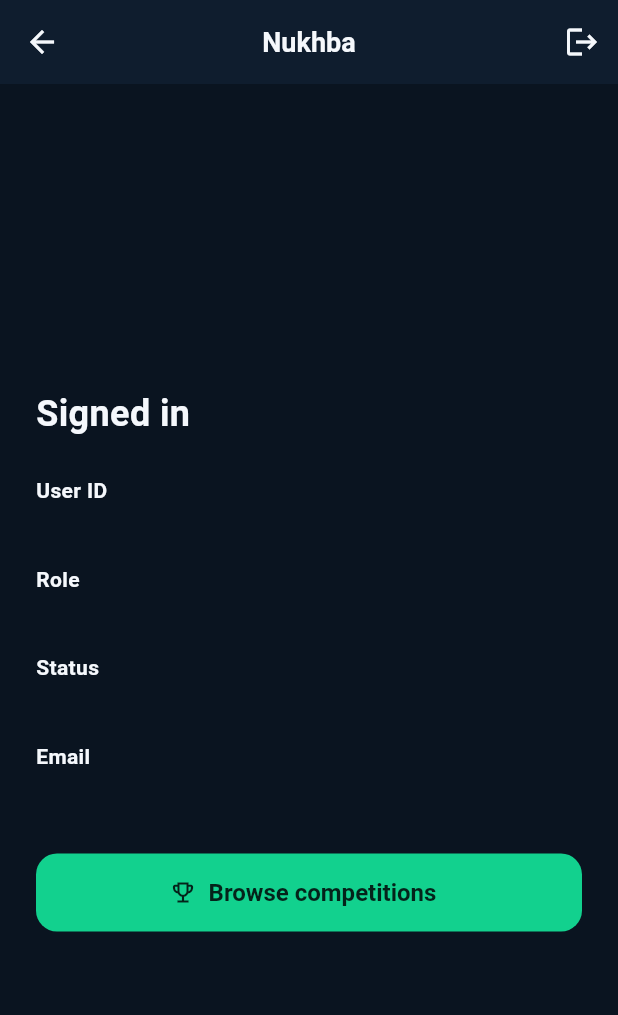
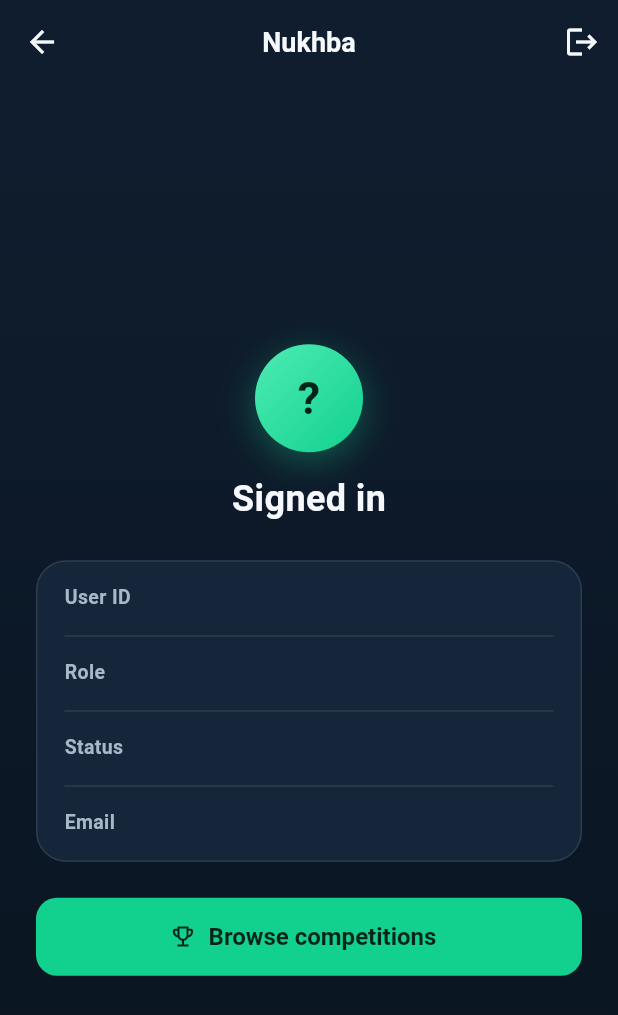
Before and after one commit to adbrhmanalmaghrbi-sudo/nukhba, a Flutter app: the AccountScreen screen opened directly with empty values, on a phone screen of 412 x 824 dp. Shown: the top 1015 px of the screen. Run offline on Flutter 3.47's test engine with Material 3 defaults, Android fonts, the phone set to English and light mode, and no system bars; our stand-ins replace flutter_riverpod, flutter_secure_storage, riverpod_annotation; missing offline and left inert: dart_jsonwebtoken, pointycastle, postgres; accounts and stored records are empty; generated files the repository leaves out were written again.

Commit message:
feat(theme): restyle account screen with Midnight Pitch

```diff
--- a/apps/mobile/lib/features/auth/account_screen.dart
+++ b/apps/mobile/lib/features/auth/account_screen.dart
@@ -1,16 +1,15 @@
 /// The authenticated landing screen for the Auth slice.
 ///
 /// Scope note (Flutter App phase, §4 Core-scope decision #1): this home renders
-/// the canonical principal from `GET /me` (the [SessionAuthenticated.user] the
+/// the canonical principal from GET /me (the [SessionAuthenticated.user] the
 /// controller is already holding) plus a sign-out control, and — now that the
 /// Competition browse slice exists — a single entry point into it
 /// ([CompetitionListScreen]). It still builds NO Prediction / Leaderboard
-/// surface (those are the next in-scope screens) and NO out-of-scope feature
-/// stubs (Ledger / Groups / Social / Notifications / Admin).
+/// surface here and NO out-of-scope feature stubs.
 ///
 /// It reads the verified user straight off the session state (no extra network
-/// call) and delegates sign-out to [SessionController.signOut], after which the
-/// router returns the user to the sign-in screen.
+/// call) and delegates sign-out to [SessionController.signOut]. Presentation
+/// uses the "Midnight Pitch" design system; every test key is unchanged.
 library;
 
 import 'dart:async';
@@ -19,15 +18,13 @@ import 'package:contracts/contracts.dart';
 import 'package:flutter/material.dart';
 import 'package:flutter_riverpod/flutter_riverpod.dart';
 
+import '../../core/theme/app_colors.dart';
 import '../competition/competition_list_screen.dart';
 import 'session_controller.dart';
 
-/// Shows the signed-in user's identity and a sign-out action.
 class AccountScreen extends ConsumerWidget {
-  /// Creates the account/home screen for [user].
   const AccountScreen({required this.user, super.key});
 
-  /// The canonical principal returned by `GET /me`.
   final AuthenticatedUserDto user;
 
   @override
@@ -35,7 +32,7 @@ class AccountScreen extends ConsumerWidget {
     return Scaffold(
       appBar: AppBar(
         title: const Text('Nukhba'),
-        actions: <Widget>[
+        actions: [
           IconButton(
             key: const Key('account.signOut'),
             tooltip: 'Sign out',
@@ -46,7 +43,11 @@ class AccountScreen extends ConsumerWidget {
           ),
         ],
       ),
-      body: Center(
+      body: DecoratedBox(
+        decoration: const BoxDecoration(
+          gradient: AppColors.backgroundGradient,
+        ),
+        child: Center(
           child: ConstrainedBox(
             constraints: const BoxConstraints(maxWidth: 480),
             child: SingleChildScrollView(
@@ -54,41 +55,25 @@ class AccountScreen extends ConsumerWidget {
               child: Column(
                 mainAxisSize: MainAxisSize.min,
                 crossAxisAlignment: CrossAxisAlignment.stretch,
-              children: <Widget>[
-                const Text(
-                  'Signed in',
-                  key: Key('account.title'),
-                  style: TextStyle(fontSize: 24, fontWeight: FontWeight.bold),
-                ),
-                const SizedBox(height: 16),
-                _Field(
-                  label: 'User ID',
-                  value: user.userId,
-                  valueKey: const Key('account.userId'),
-                ),
-                _Field(
-                  label: 'Role',
-                  value: user.role,
-                  valueKey: const Key('account.role'),
-                ),
-                _Field(
-                  label: 'Status',
-                  value: user.status,
-                  valueKey: const Key('account.status'),
-                ),
-                if (user.email != null)
-                  _Field(
-                    label: 'Email',
-                    value: user.email!,
-                    valueKey: const Key('account.email'),
-                  ),
+                children: [
+                  _IdentityHeader(user: user),
+                  const SizedBox(height: 24),
+                  _IdentityCard(user: user),
                   const SizedBox(height: 24),
                   FilledButton.icon(
                     key: const Key('account.browseCompetitions'),
+                    style: FilledButton.styleFrom(
+                      backgroundColor: AppColors.primary,
+                      foregroundColor: AppColors.onPrimary,
+                      minimumSize: const Size.fromHeight(52),
+                      shape: RoundedRectangleBorder(
+                        borderRadius: BorderRadius.circular(14),
+                      ),
+                    ),
                     icon: const Icon(Icons.emoji_events_outlined),
                     label: const Text('Browse competitions'),
                     onPressed: () => Navigator.of(context).push(
-                    MaterialPageRoute<void>(
+                      MaterialPageRoute(
                         builder: (_) => const CompetitionListScreen(),
                       ),
                     ),
@@ -98,11 +83,109 @@ class AccountScreen extends ConsumerWidget {
             ),
           ),
         ),
+      ),
     );
   }
 }
 
-/// A labelled read-only identity field.
+class _IdentityHeader extends StatelessWidget {
+  const _IdentityHeader({required this.user});
+
+  final AuthenticatedUserDto user;
+
+  @override
+  Widget build(BuildContext context) {
+    final String initial = user.userId.isNotEmpty
+        ? user.userId.substring(0, 1).toUpperCase()
+        : '?';
+    return Column(
+      children: [
+        Container(
+          width: 72,
+          height: 72,
+          alignment: Alignment.center,
+          decoration: BoxDecoration(
+            gradient: AppColors.primaryGradient,
+            shape: BoxShape.circle,
+            boxShadow: [
+              BoxShadow(
+                color: AppColors.primary.withValues(alpha: 0.35),
+                blurRadius: 20,
+                offset: const Offset(0, 6),
+              ),
+            ],
+          ),
+          child: Text(
+            initial,
+            style: const TextStyle(
+              color: AppColors.onPrimary,
+              fontSize: 30,
+              fontWeight: FontWeight.bold,
+            ),
+          ),
+        ),
+        const SizedBox(height: 14),
+        const Text(
+          'Signed in',
+          key: Key('account.title'),
+          style: TextStyle(
+            fontSize: 24,
+            fontWeight: FontWeight.bold,
+            color: AppColors.textPrimary,
+          ),
+        ),
+      ],
+    );
+  }
+}
+
+class _IdentityCard extends StatelessWidget {
+  const _IdentityCard({required this.user});
+
+  final AuthenticatedUserDto user;
+
+  @override
+  Widget build(BuildContext context) {
+    return Container(
+      padding: const EdgeInsets.symmetric(horizontal: 18),
+      decoration: BoxDecoration(
+        color: AppColors.surface,
+        borderRadius: BorderRadius.circular(20),
+        border: Border.all(color: AppColors.border),
+      ),
+      child: Column(
+        children: [
+          _Field(
+            label: 'User ID',
+            value: user.userId,
+            valueKey: const Key('account.userId'),
+          ),
+          const Divider(color: AppColors.border, height: 1),
+          _Field(
+            label: 'Role',
+            value: user.role,
+            valueKey: const Key('account.role'),
+          ),
+          const Divider(color: AppColors.border, height: 1),
+          _Field(
+            label: 'Status',
+            value: user.status,
+            valueKey: const Key('account.status'),
+          ),
+          if (user.email != null) ...[
+            const Divider(color: AppColors.border, height: 1),
+            _Field(
+              label: 'Email',
+              value: user.email!,
+              valueKey: const Key('account.email'),
+            ),
+          ],
+        ],
+      ),
+    );
+  }
+}
+
 class _Field extends StatelessWidget {
   const _Field({
     required this.label,
@@ -117,13 +200,32 @@ class _Field extends StatelessWidget {
   @override
   Widget build(BuildContext context) {
     return Padding(
-      padding: const EdgeInsets.symmetric(vertical: 8),
-      child: Column(
+      padding: const EdgeInsets.symmetric(vertical: 14),
+      child: Row(
         crossAxisAlignment: CrossAxisAlignment.start,
-        children: <Widget>[
-          Text(label, style: const TextStyle(fontWeight: FontWeight.w600)),
-          const SizedBox(height: 2),
-          Text(value, key: valueKey),
+        children: [
+          SizedBox(
+            width: 80,
+            child: Text(
+              label,
+              style: const TextStyle(
+                fontWeight: FontWeight.w600,
+                color: AppColors.textSecondary,
+                fontSize: 13,
+              ),
+            ),
+          ),
+          const SizedBox(width: 12),
+          Expanded(
+            child: Text(
+              value,
+              key: valueKey,
+              style: const TextStyle(
+                color: AppColors.textPrimary,
+                fontSize: 15,
+              ),
+            ),
+          ),
         ],
       ),
     );
```
Lines whose indentation alone changed are shown as unchanged.
